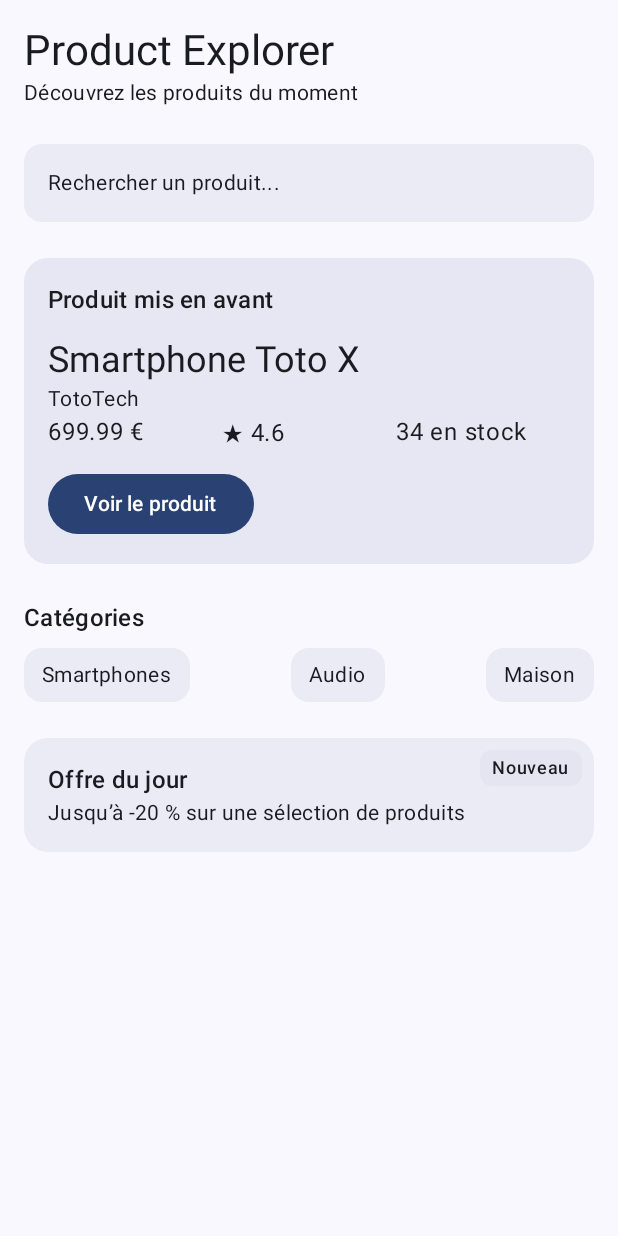
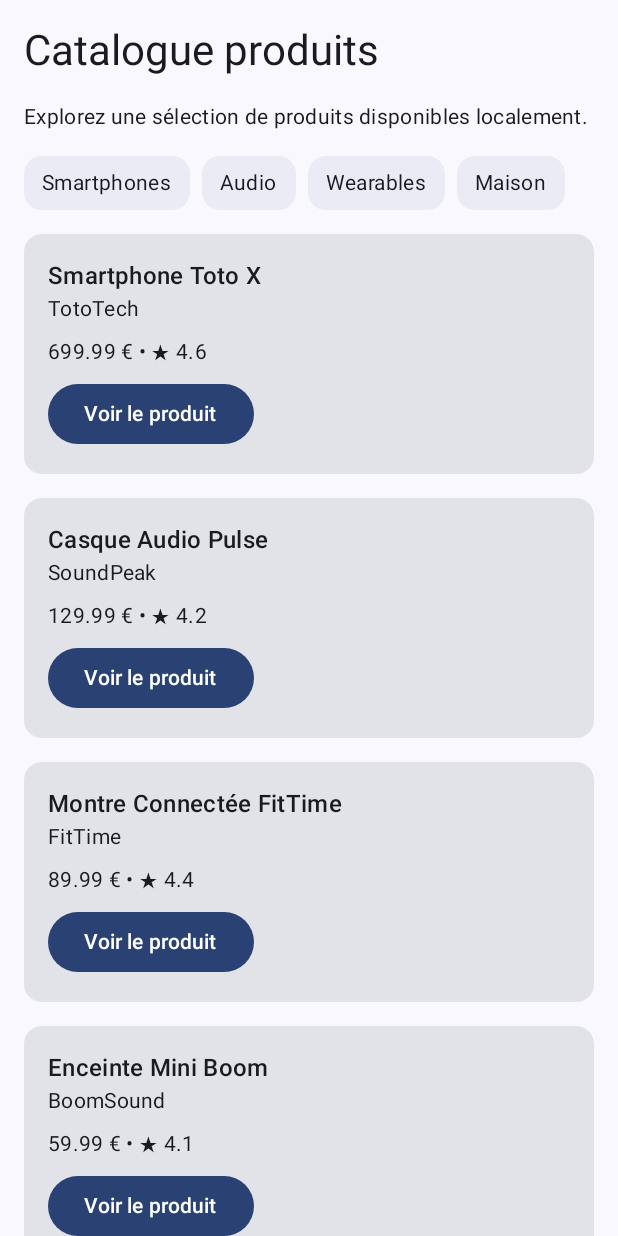
Before and after one commit to Paul-Raynaud/ProjetFilRouge---JetPackCompose, an Android app built with Jetpack Compose: the screen it shows after launch (MainActivity), on a phone screen of 412 x 824 dp. Run offline under Robolectric (Android 15) with nearby library versions, the phone set to English and light mode, and no system bars.

Commit message:
Ajout catalogue de produit (TP6)

```diff
--- a/app/src/main/java/com/example/productexplorer/MainActivity.kt
+++ b/app/src/main/java/com/example/productexplorer/MainActivity.kt
@@ -13,6 +13,8 @@ import androidx.compose.foundation.layout.fillMaxSize
 import androidx.compose.foundation.layout.fillMaxWidth
 import androidx.compose.foundation.layout.height
 import androidx.compose.foundation.layout.padding
+import androidx.compose.foundation.lazy.LazyColumn
+import androidx.compose.foundation.lazy.items
 import androidx.compose.material.icons.Icons
 import androidx.compose.material.icons.filled.Star
 import androidx.compose.material3.Button
@@ -37,9 +39,9 @@ class MainActivity : ComponentActivity() {
         setContent {
             ProductExplorerTheme {
                 Scaffold(modifier = Modifier.fillMaxSize()) { innerPadding ->
-                    ProductHomeScreen(
-                        featuredProduct = sampleProduct(),
-                        onFeaturedProductClick = {
+                    ProductCatalogScreen(
+                        products = sampleProducts(),
+                        onProductClick = {
                             // Plus tard : ouvrir le détail du produit
                         },
                         modifier = Modifier.padding(innerPadding)
@@ -461,3 +463,101 @@ fun ProductHomeScreenPreview() {
         )
     }
 }
+
+@Composable
+fun ProductCatalogScreen(
+    products: List<ProductUi>,
+    onProductClick: (ProductUi) -> Unit, // Le clic enverra le produit cliqué
+    modifier: Modifier = Modifier
+) {
+    LazyColumn(
+        modifier = modifier.fillMaxSize(),
+        contentPadding = androidx.compose.foundation.layout.PaddingValues(16.dp),
+        verticalArrangement = androidx.compose.foundation.layout.Arrangement.spacedBy(16.dp)
+    ) {
+        // Un seul élément pour le titre
+        item {
+            Text(
+                text = "Catalogue produits",
+                style = MaterialTheme.typography.headlineMedium
+            )
+        }
+        item {
+            Text(
+                text = "Explorez une sélection de produits disponibles localement.",
+                style = MaterialTheme.typography.bodyMedium
+            )
+        }
+        item {
+            CategoryRow(categories = sampleCategories())
+        }
+        items(
+            items = products,
+            key = { product -> product.id } // Utilisation de l'ID pour optimiser la liste
+        ) { product ->
+            ProductListItem(
+                product = product,
+                onClick = {
+                    onProductClick(product)
+                }
+            )
+        }
+
+    }
+}
+
+@Composable
+fun ProductListItem(
+    product: ProductUi,
+    onClick: () -> Unit,
+    modifier: Modifier = Modifier
+) {
+    Card(modifier = modifier.fillMaxWidth()) {
+        Column(
+            modifier = Modifier.padding(16.dp)
+        ) {
+            Text(
+                text = product.title,
+                style = MaterialTheme.typography.titleMedium
+            )
+            Text(
+                text = product.brand,
+                style = MaterialTheme.typography.bodyMedium
+            )
+            Spacer(modifier = Modifier.height(8.dp))
+            Text(
+                text = "${product.price} € • ★ ${product.rating}",
+                style = MaterialTheme.typography.bodyMedium
+            )
+            Spacer(modifier = Modifier.height(8.dp))
+            Button(onClick = onClick) {
+                Text(text = "Voir le produit")
+            }
+        }
+    }
+}
+@Composable
+fun CategoryRow(
+    categories: List<String>,
+    modifier: Modifier = Modifier
+) {
+    androidx.compose.foundation.lazy.LazyRow( // Assure-toi que LazyRow est importé
+        modifier = modifier,
+        horizontalArrangement = androidx.compose.foundation.layout.Arrangement.spacedBy(8.dp)
+    ) {
+        items(categories) { category ->
+            CategoryChip(label = category)
+        }
+    }
+}
+
+@Preview(showBackground = true)
+@Composable
+fun ProductCatalogScreenPreview() {
+    ProductExplorerTheme {
+        ProductCatalogScreen(
+            products = sampleProducts(),
+            onProductClick = {}
+        )
+    }
+}
--- a/app/src/main/java/com/example/productexplorer/ProductUi.kt
+++ b/app/src/main/java/com/example/productexplorer/ProductUi.kt
@@ -1,6 +1,7 @@
 package com.example.productexplorer
 
 class ProductUi (
+    val id: Int,
     val title: String,
     val brand: String,
     val category: String,
@@ -15,6 +16,7 @@ class ProductUi (
 
 fun sampleProduct(): ProductUi {
     return ProductUi(
+        id = 1,
         title = "Smartphone Toto X",
         brand = "TotoTech",
         category = "Smartphones",
@@ -29,6 +31,7 @@ fun sampleProduct(): ProductUi {
 }
 fun sampleProductOutOfStock(): ProductUi {
     return ProductUi(
+        id = 2,
         title = "Casque Audio Pulse",
         brand = "SoundPeak",
         category = "Audio",
@@ -41,3 +44,40 @@ fun sampleProductOutOfStock(): ProductUi {
         shippingInformation = "Produit temporairement indisponible"
     )
 }
+
+fun sampleProducts(): List<ProductUi> {
+    return listOf(
+        sampleProduct(), // Le produit 1
+        sampleProductOutOfStock(), // Le produit 2
+        ProductUi(
+            id = 3,
+            title = "Montre Connectée FitTime",
+            brand = "FitTime",
+            category = "Wearables",
+            description = "Une montre connectée simple pour suivre l’activité quotidienne.",
+            price = 89.99,
+            discountPercentage = 15.0,
+            rating = 4.4,
+            stock = 18,
+            warrantyInformation = "Garantie constructeur : 2 ans",
+            shippingInformation = "Livraison estimée : 2 à 4 jours ouvrés"
+        ),
+        ProductUi(
+            id = 4,
+            title = "Enceinte Mini Boom",
+            brand = "BoomSound",
+            category = "Audio",
+            description = "Une enceinte compacte pour écouter de la musique à la maison ou en déplacement.",
+            price = 59.99,
+            discountPercentage = 5.0,
+            rating = 4.1,
+            stock = 52,
+            warrantyInformation = "Garantie constructeur : 1 an",
+            shippingInformation = "Livraison estimée : 3 jours ouvrés"
+        )
+    )
+}
+
+fun sampleCategories(): List<String> {
+    return listOf("Smartphones", "Audio", "Wearables", "Maison")
+}
```
Also changed, not shown: 1 other file.
